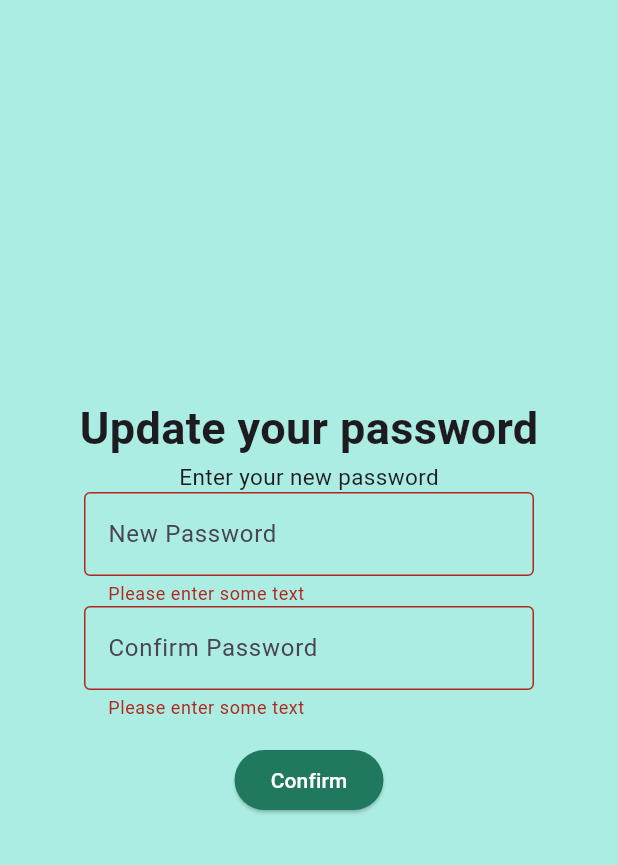
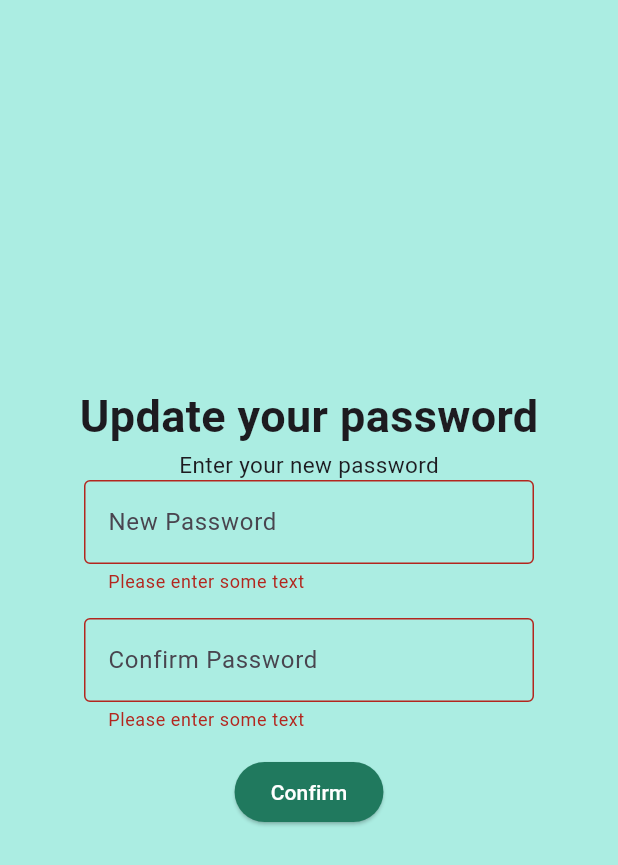
Before and after one commit to codebreaker64/Orbital, a Flutter app: the UpdatePassword screen opened by its route, after a tap on "Confirm", on a phone screen of 412 x 824 dp. Shown: the top 865 px of the screen. Run offline on Flutter 3.47's test engine with Material 3 defaults, Android fonts, the phone set to English and light mode, and no system bars; our stand-ins replace audioplayers, carousel_slider, flutter_slidable, get, go_router, google_fonts and 3 more; missing offline and left inert: fluttermoji, news_api_flutter_package; accounts and stored records are empty; network calls fail.

Commit message:
update user interface based on user feedback

```diff
--- a/orbital/lib/main.dart
+++ b/orbital/lib/main.dart
@@ -144,7 +144,7 @@ class _MainState extends State<Main> {
           BottomNavigationBarItem(icon: Icon(Icons.home), label: 'Dashboard'),
           BottomNavigationBarItem(
               icon: Icon(Icons.contact_support), label: 'Meditation'),
-          BottomNavigationBarItem(icon: Icon(Icons.pets), label: 'Companion'),
+          BottomNavigationBarItem(icon: Icon(Icons.chat), label: 'Companion'),
           BottomNavigationBarItem(
               icon: Icon(Icons.library_music), label: 'Music'),
           BottomNavigationBarItem(
--- a/orbital/lib/pages/custom_avatar.dart
+++ b/orbital/lib/pages/custom_avatar.dart
@@ -39,6 +39,7 @@ class CustomAvatar extends StatelessWidget {
                           if(context.mounted) {
                           ScaffoldMessenger.of(context).showSnackBar(
                             const SnackBar(
+                              dismissDirection: DismissDirection.horizontal,
                               content: Text('Avatar has been saved'),
                             ),
                           );
--- a/orbital/lib/pages/forgot_password.dart
+++ b/orbital/lib/pages/forgot_password.dart
@@ -46,7 +46,7 @@ class _ForgotPasswordState extends State<ForgotPassword> {
                     if (value == null || value.isEmpty) {
                       return 'Please enter some text';
                     }
-                    else if (!RegExp(r"^[a-zA-Z0-9._%+-]+@(gmail\.com|outlook\.com)$").hasMatch(value)) {
+                    else if (!RegExp(r"^[a-zA-Z0-9._%+-]+@(gmail\.com|outlook\.com|hotmail\.com)$").hasMatch(value.trim())) {
                       return 'Please enter your gmail/outlook email you have used for SignUp';
                     }
                     return null;
@@ -68,6 +68,7 @@ class _ForgotPasswordState extends State<ForgotPassword> {
                       if (!mounted) return;
                       ScaffoldMessenger.of(context).showSnackBar(
                           const SnackBar(
+                            dismissDirection: DismissDirection.horizontal,
                             content: Text('Password Reset link has been sent. Please click on the link.'),
                           ),
                         );
@@ -75,6 +76,7 @@ class _ForgotPasswordState extends State<ForgotPassword> {
                       if (!mounted) return;
                       ScaffoldMessenger.of(context).showSnackBar(
                         SnackBar(
+                          dismissDirection: DismissDirection.horizontal,
                           content: Text('Error: $error'),
                         ),
                       );
--- a/orbital/lib/pages/login.dart
+++ b/orbital/lib/pages/login.dart
@@ -36,7 +36,8 @@ class _LoginPageState extends State<LoginPage> {
         if(mounted) {
            ScaffoldMessenger.of(context).showSnackBar(
             const SnackBar(
-                content: Text('Login failed. Please check your credentials.')),
+              dismissDirection: DismissDirection.horizontal,
+              content: Text('Login failed. Please check your credentials.')),
           );
         }
       }
@@ -45,7 +46,8 @@ class _LoginPageState extends State<LoginPage> {
       if(mounted) {
         ScaffoldMessenger.of(context).showSnackBar(
           const SnackBar(
-                content: Text('Login failed. Please check your credentials.')),
+            dismissDirection: DismissDirection.horizontal,
+            content: Text('Login failed. Please check your credentials.')),
           );
       }
     }
--- a/orbital/lib/pages/signup.dart
+++ b/orbital/lib/pages/signup.dart
@@ -89,7 +89,7 @@ class _SignupState extends State<Signup> {
                   if (value == null || value.isEmpty) {
                     return 'Please enter some text';
                   }
-                  else if (!RegExp(r"^[a-zA-Z0-9._%+-]+@(gmail\.com|outlook\.com)$").hasMatch(value)) {
+                  else if (!RegExp(r"^[a-zA-Z0-9._%+-]+@(gmail\.com|outlook\.com|hotmail\.com)$").hasMatch(value.trim())) {
                     return 'Please enter your gmail/outlook email';
                   }
                   return null;
@@ -133,6 +133,7 @@ class _SignupState extends State<Signup> {
                         confirmPasswordController.text) {
                       ScaffoldMessenger.of(context).showSnackBar(
                         const SnackBar(
+                          dismissDirection: DismissDirection.horizontal,
                           content: Text('Passwords do not match!'),
                         ),
                       );
@@ -152,6 +153,7 @@ class _SignupState extends State<Signup> {
                         if(context.mounted) {
                           ScaffoldMessenger.of(context).showSnackBar(
                             const SnackBar(
+                              dismissDirection: DismissDirection.horizontal,
                               content: Text('Email verification link has been sent. Please verify your email.'),
                             ),
                           );
@@ -160,6 +162,7 @@ class _SignupState extends State<Signup> {
                         if(context.mounted){
                           ScaffoldMessenger.of(context).showSnackBar(
                             SnackBar(
+                              dismissDirection: DismissDirection.horizontal,
                               content: Text('Error: $error'),
                             ),
                           );
--- a/orbital/lib/pages/update_password.dart
+++ b/orbital/lib/pages/update_password.dart
@@ -33,6 +33,7 @@ class _UpdatePasswordState extends State<UpdatePassword> {
               SizedBox(
                 width: 300,
                 child: TextFormField(
+                  obscureText: true,
                   controller: newController,
                   decoration: const InputDecoration(
                     border: OutlineInputBorder(),
@@ -46,9 +47,12 @@ class _UpdatePasswordState extends State<UpdatePassword> {
                   },
                 ),
               ),
-              SizedBox(
+              Padding(
+                padding: const EdgeInsets.only(top: 16.0),
+                child: SizedBox(
                   width: 300,
                   child: TextFormField(
+                    obscureText: true,
                     decoration: const InputDecoration(
                       border: OutlineInputBorder(),
                       hintText: 'Confirm Password',
@@ -61,6 +65,7 @@ class _UpdatePasswordState extends State<UpdatePassword> {
                       }
                       return null;
                     },
+                  ),
                 ),
               ),
               Padding(
@@ -81,6 +86,7 @@ class _UpdatePasswordState extends State<UpdatePassword> {
                         if(context.mounted) {
                             ScaffoldMessenger.of(context).showSnackBar(
                               SnackBar(
+                                dismissDirection: DismissDirection.horizontal,
                                 content: Text(e.toString())),
                             );
                           }
```
Lines whose indentation alone changed are shown as unchanged.
